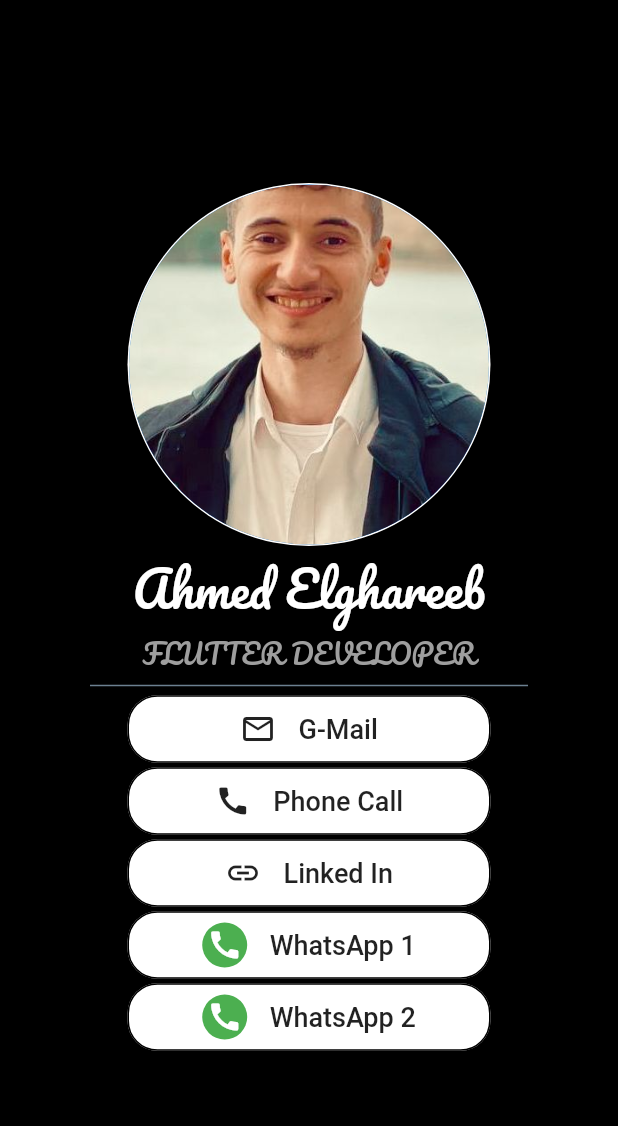
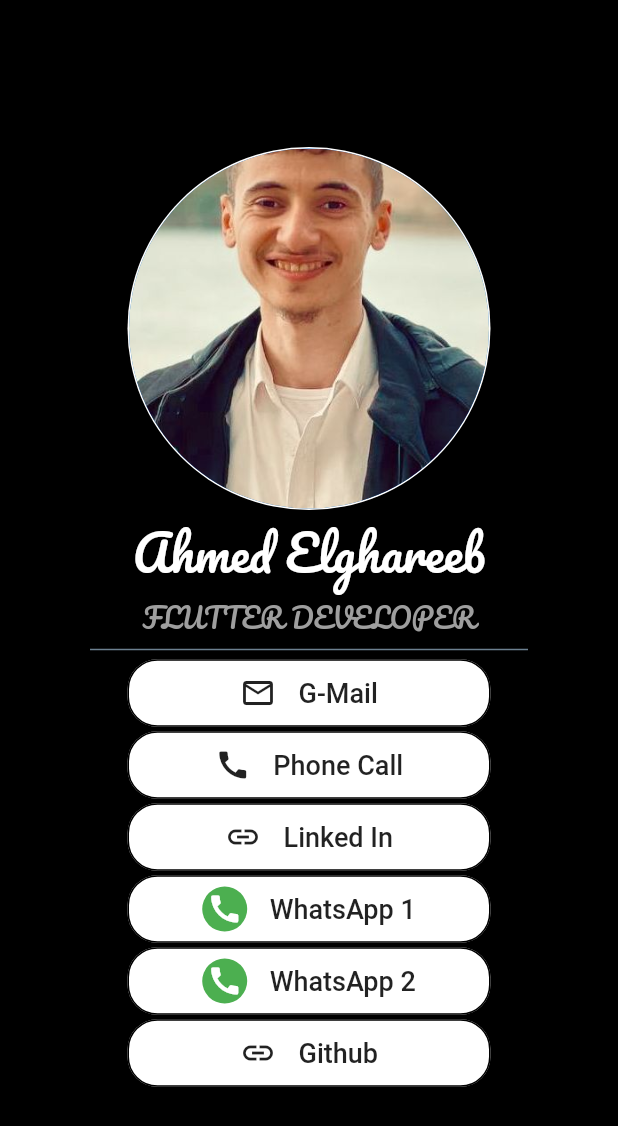
Before and after one commit to AhmedAElghareeb/Business-Card, a Flutter app: the screen it shows after launch, on a phone screen of 412 x 824 dp. Shown: the top 1126 px of the screen. Run offline on Flutter 3.47's test engine with Material 2 defaults, Android fonts, the light colour scheme and no system bars; missing offline and left inert: flutter_phone_direct_caller.

Commit message:
Clicked Button Added

```diff
--- a/lib/main.dart
+++ b/lib/main.dart
@@ -178,6 +178,30 @@ class BusniessCardApp extends StatelessWidget
                 ),
               ),
             ),
+            Padding(
+              padding: const EdgeInsets.symmetric(horizontal: 85.0),
+              child: MaterialButton(
+                shape: OutlineInputBorder(
+                  borderRadius: BorderRadius.circular(20.0),
+                ),
+                height: 45,
+                color: Colors.white,
+                onPressed: ()
+                {
+                  launch("https://github.com/AhmedAElghareeb");
+                },
+                child: Container(
+                  child: Row(
+                    mainAxisAlignment: MainAxisAlignment.center,
+                    children: [
+                      Icon(Icons.link),
+                      SizedBox(width: 15,),
+                      Text("Github", style: TextStyle(fontSize: 18.0),),
+                    ],
+                  ),
+                ),
+              ),
+            ),
           ],
         ),
       ),
```
